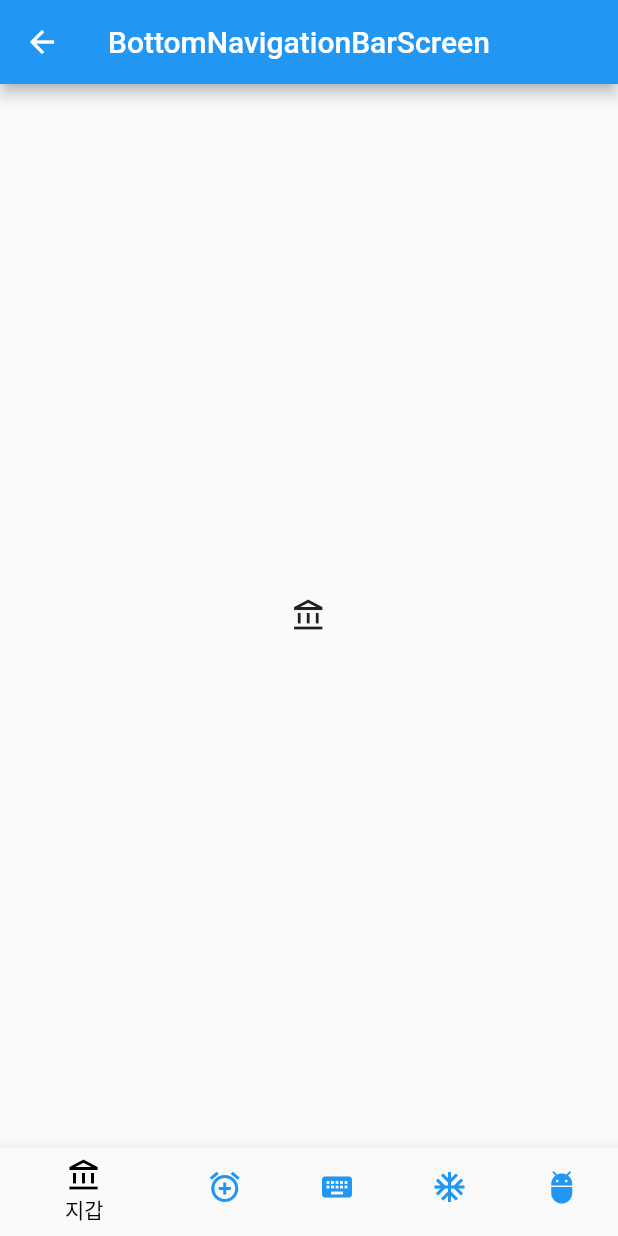
After one commit to nzwgkim/scrollableWidgets, a Flutter app: the BottomNavigationBarScreen screen opened directly, on a phone screen of 412 x 824 dp. The commit adds this screen. Run offline on Flutter 3.47's test engine with Material 2 defaults, Android fonts, the phone set to English and light mode, and no system bars.

Commit message:
BottomNavigationBar

```diff
--- /dev/null
+++ b/lib/screen/tabBar/bottom_navigation_bar_screen.dart
@@ -0,0 +1,48 @@
+import 'package:flutter/material.dart';
+
+import '../../const/tabs.dart';
+
+class BottomNavigationBarScreen extends StatefulWidget {
+  const BottomNavigationBarScreen({super.key});
+
+  @override
+  State<BottomNavigationBarScreen> createState() =>
+      _BottomNavigationBarScreenState();
+}
+
+class _BottomNavigationBarScreenState extends State<BottomNavigationBarScreen>
+    with TickerProviderStateMixin {
+  late final TabController tabController;
+
+  @override
+  void initState() {
+    // TODO: implement initState
+    super.initState();
+    tabController = TabController(length: TABS.length, vsync: this);
+  }
+
+  @override
+  Widget build(BuildContext context) {
+    return Scaffold(
+      appBar: AppBar(
+        title: const Text('BottomNavigationBarScreen'),
+      ),
+      body: TabBarView(
+          controller: tabController,
+          children: TABS.map((e) => Icon(e.icon)).toList()),
+      bottomNavigationBar: BottomNavigationBar(
+        selectedItemColor: Colors.black,
+        unselectedItemColor: Colors.blue,
+        currentIndex: tabController.index,
+        type: BottomNavigationBarType.shifting,
+        onTap: (value) => setState(() {
+          tabController.index = value;
+        }),
+        items: TABS
+            .map((e) =>
+                BottomNavigationBarItem(icon: Icon(e.icon), label: e.label))
+            .toList(),
+      ),
+    );
+  }
+}
--- a/lib/screen/tab_bar_home.dart
+++ b/lib/screen/tab_bar_home.dart
@@ -2,6 +2,7 @@ import 'package:flutter/material.dart';
 import 'package:scrollable_widgets/layout/main_layout.dart';
 import 'package:scrollable_widgets/screen/tabBar/appbar_using_controller.dart';
 import 'package:scrollable_widgets/screen/tabBar/basic_tab_bar_screen.dart';
+import 'package:scrollable_widgets/screen/tabBar/bottom_navigation_bar_screen.dart';
 
 class TabBarHome extends StatelessWidget {
   const TabBarHome({super.key});
@@ -25,6 +26,11 @@ class TabBarHome extends StatelessWidget {
                         builder: (context) => const AppBarUsingController(),
                       )),
                   child: const Text('AppBarUsingController')),
+              ElevatedButton(
+                  onPressed: () => Navigator.of(context).push(MaterialPageRoute(
+                        builder: (context) => const BottomNavigationBarScreen(),
+                      )),
+                  child: const Text('BottomNavigationBarScreen')),
             ],
           ),
         ));
```
